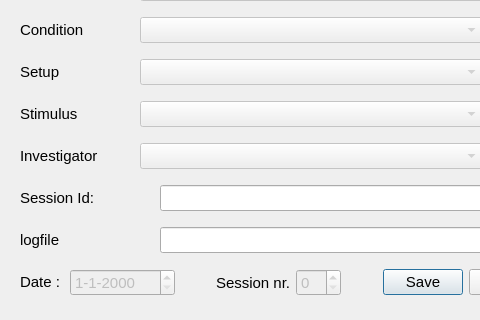
This is design.ui in Herseninstituut/FYD_Python as Qt 5 draws it before an edit; both pictures show x 0 to 480 and y 153 to 473 of the 588 by 473 pixel window. The edited form follows.
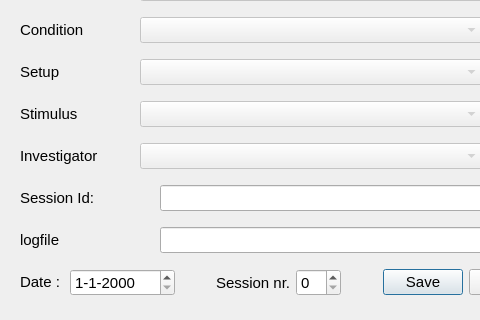
This is the edited form. Icons and pictures are not drawn.

```diff
--- a/design.ui
+++ b/design.ui
@@ -557,7 +557,7 @@
        <item>
         <widget class="QDateEdit" name="dateEdit">
          <property name="enabled">
-          <bool>false</bool>
+          <bool>true</bool>
          </property>
          <property name="sizePolicy">
           <sizepolicy hsizetype="Minimum" vsizetype="Fixed">
@@ -603,7 +603,7 @@
        <item>
         <widget class="QSpinBox" name="spinSessnr">
          <property name="enabled">
-          <bool>false</bool>
+          <bool>true</bool>
          </property>
          <property name="sizePolicy">
           <sizepolicy hsizetype="Preferred" vsizetype="Fixed">
```
